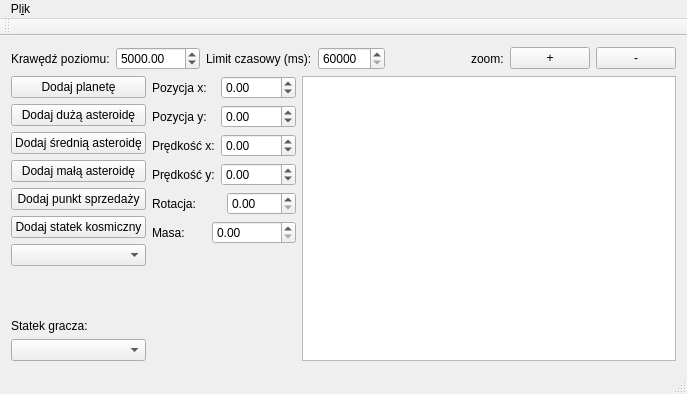
Old version of the form mainwindow.ui in the repository DamianStachowicz/Praca-Inzynierska-Level-Creator.
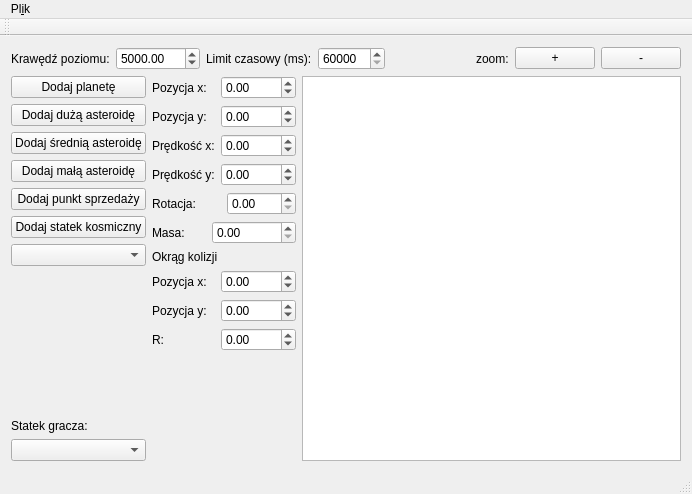
New version of the form.

Diff of the .ui file:
```diff
--- a/mainwindow.ui
+++ b/mainwindow.ui
@@ -6,8 +6,8 @@
    <rect>
     <x>0</x>
     <y>0</y>
-    <width>687</width>
-    <height>394</height>
+    <width>692</width>
+    <height>494</height>
    </rect>
   </property>
   <property name="windowTitle">
@@ -96,7 +96,7 @@
       </item>
      </layout>
     </item>
-    <item row="2" column="0">
+    <item row="1" column="0">
      <layout class="QVBoxLayout" name="verticalLayout">
       <property name="sizeConstraint">
        <enum>QLayout::SetMaximumSize</enum>
@@ -174,7 +174,7 @@
       </item>
      </layout>
     </item>
-    <item row="2" column="1">
+    <item row="1" column="1">
      <layout class="QVBoxLayout" name="verticalLayout_2">
       <item>
        <layout class="QHBoxLayout" name="horizontalLayout_2">
@@ -302,6 +302,76 @@
         </item>
        </layout>
       </item>
+      <item>
+       <widget class="QLabel" name="label">
+        <property name="text">
+         <string>Okrąg kolizji</string>
+        </property>
+       </widget>
+      </item>
+      <item>
+       <layout class="QHBoxLayout" name="horizontalLayout_8">
+        <item>
+         <widget class="QLabel" name="colXPosLabel">
+          <property name="text">
+           <string>Pozycja x:</string>
+          </property>
+         </widget>
+        </item>
+        <item>
+         <widget class="QDoubleSpinBox" name="colXPosSpinBox">
+          <property name="minimum">
+           <double>-5000.000000000000000</double>
+          </property>
+          <property name="maximum">
+           <double>5000.000000000000000</double>
+          </property>
+         </widget>
+        </item>
+       </layout>
+      </item>
+      <item>
+       <layout class="QHBoxLayout" name="horizontalLayout_11">
+        <item>
+         <widget class="QLabel" name="colYPosLabel">
+          <property name="text">
+           <string>Pozycja y:</string>
+          </property>
+         </widget>
+        </item>
+        <item>
+         <widget class="QDoubleSpinBox" name="colYPosSpinBox">
+          <property name="minimum">
+           <double>-5000.000000000000000</double>
+          </property>
+          <property name="maximum">
+           <double>5000.000000000000000</double>
+          </property>
+         </widget>
+        </item>
+       </layout>
+      </item>
+      <item>
+       <layout class="QHBoxLayout" name="horizontalLayout_13">
+        <item>
+         <widget class="QLabel" name="colRLabel">
+          <property name="text">
+           <string>R:</string>
+          </property>
+         </widget>
+        </item>
+        <item>
+         <widget class="QDoubleSpinBox" name="colRPosSpinBox">
+          <property name="minimum">
+           <double>-5000.000000000000000</double>
+          </property>
+          <property name="maximum">
+           <double>5000.000000000000000</double>
+          </property>
+         </widget>
+        </item>
+       </layout>
+      </item>
       <item>
        <spacer name="verticalSpacer">
         <property name="orientation">
@@ -317,7 +387,7 @@
       </item>
      </layout>
     </item>
-    <item row="2" column="2">
+    <item row="1" column="2">
      <widget class="QGraphicsView" name="graphicsView">
       <property name="resizeAnchor">
        <enum>QGraphicsView::NoAnchor</enum>
@@ -331,8 +401,8 @@
     <rect>
      <x>0</x>
      <y>0</y>
-     <width>687</width>
-     <height>20</height>
+     <width>692</width>
+     <height>22</height>
     </rect>
    </property>
    <widget class="QMenu" name="menuPlik">
```
